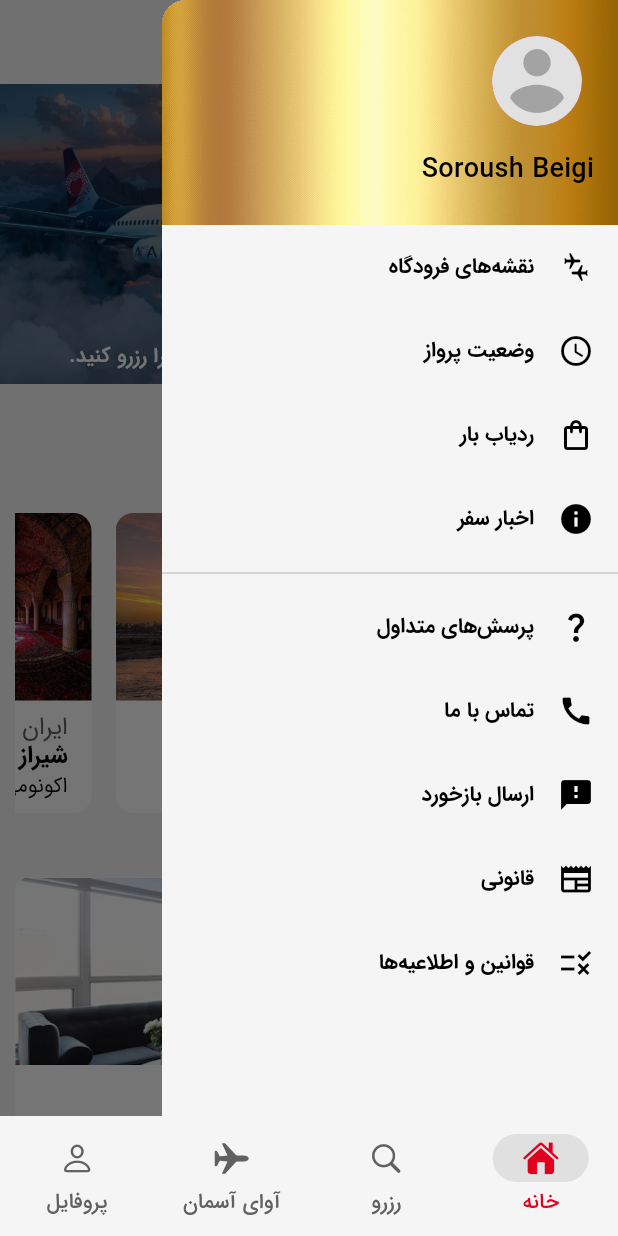
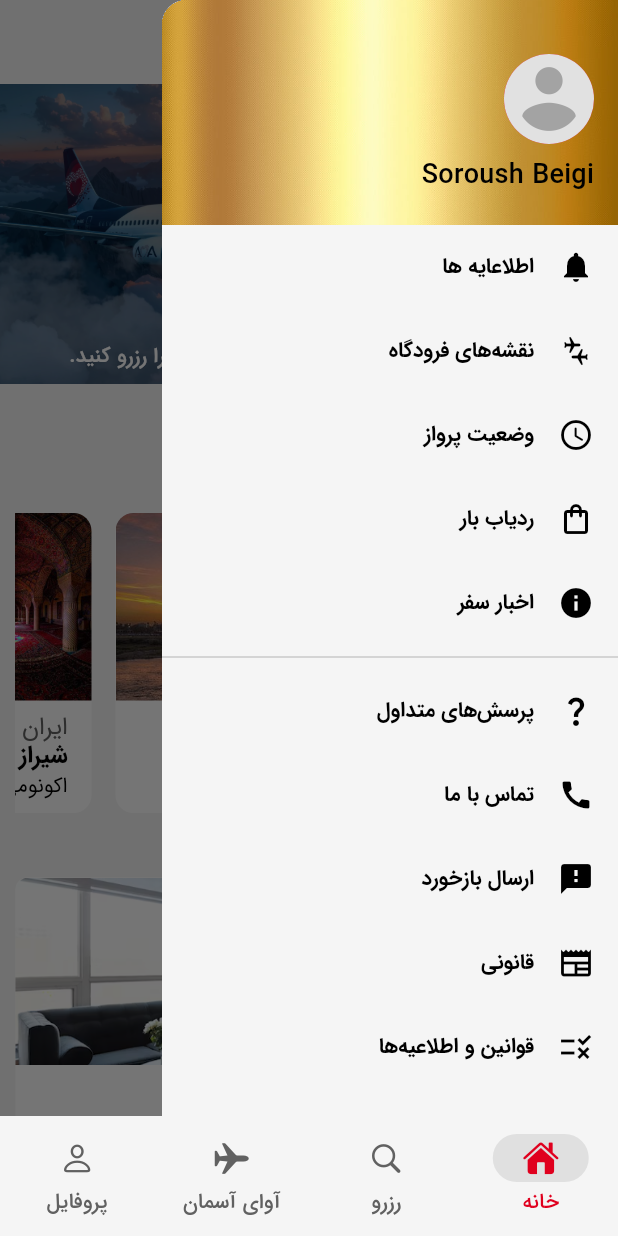
Before and after one commit to AmirhosseinSoleimani/ava_airline, a Flutter app: the screen it shows after launch, with the side drawer open, on a phone screen of 412 x 824 dp. Run offline on Flutter 3.47's test engine with Material 3 defaults, Android fonts, the light colour scheme and no system bars; drawn by our look-alikes of carousel_slider; our stand-ins replace equatable, flutter_bloc, flutter_spinkit, flutter_svg, flutter_typeahead, get_it and 4 more; missing offline and left inert: persian_datetime_picker; generated files the repository leaves out were written again.

Commit message:
#Notifications in drawer

```diff
--- a/lib/l10n/app_ar.arb
+++ b/lib/l10n/app_ar.arb
@@ -19,6 +19,7 @@
   "dining": "تناول الطعام",
   "hotels": "فنادق",
   "mashhad": "مشهد",
+  "notifications": "إشعارات",
   "airportMaps": "خرائط المطار",
   "flightStatus": "حالة الرحلة",
   "baggageTracker": "متعقب الأمتعة",
--- a/lib/l10n/app_en.arb
+++ b/lib/l10n/app_en.arb
@@ -19,6 +19,7 @@
   "dining": "Dining",
   "hotels": "Hotels",
   "mashhad": "Mashhad",
+  "notifications": "Notifications",
   "airportMaps": "Airport maps",
   "flightStatus": "Flight status",
   "baggageTracker": "Baggage tracker",
--- a/lib/l10n/app_fa.arb
+++ b/lib/l10n/app_fa.arb
@@ -19,6 +19,7 @@
   "dining": "پذیرایی",
   "hotels": "هتل‌ها",
   "mashhad": "مشهد",
+  "notifications": "اطلاعایه ها",
   "airportMaps": "نقشه‌های فرودگاه",
   "flightStatus": "وضعیت پرواز",
   "baggageTracker": "ردیاب بار",
--- a/lib/src/features/home/presentation/pages/mobile/home_page_mobile.dart
+++ b/lib/src/features/home/presentation/pages/mobile/home_page_mobile.dart
@@ -1,3 +1,4 @@
+import 'package:ava_airline/src/features/features.dart';
 import 'package:ava_airline/src/features/home/domain/entities/carousel_entity.dart';
 import 'package:ava_airline/src/features/home/domain/entities/city_entity.dart';
 import 'package:ava_airline/src/features/home/domain/entities/destination_entity.dart';
@@ -5,6 +6,7 @@ import 'package:ava_airline/src/features/home/domain/entities/feature_entity.dar
 import 'package:ava_airline/src/features/home/presentation/pages/mobile/widgets/carousel_card.dart';
 import 'package:ava_airline/src/features/home/presentation/pages/mobile/widgets/city_card.dart';
 import 'package:ava_airline/src/features/home/presentation/pages/mobile/widgets/destination_card.dart';
+import 'package:ava_airline/src/features/home/presentation/pages/mobile/widgets/drawer/notifications.dart';
 import 'package:ava_airline/src/features/home/presentation/pages/mobile/widgets/feature_card.dart';
 import 'package:carousel_slider/carousel_slider.dart';
 import 'package:flutter/material.dart';
@@ -117,7 +119,7 @@ class _HomePageMobileState extends State<HomePageMobile> {
           children: [
             Container(
               height: 150,
-              padding: const EdgeInsets.all(16),
+              padding: const EdgeInsets.only(top: 36, right: 16, left: 16),
               decoration: const BoxDecoration(
                 image: DecorationImage(
                   image: AssetImage(
@@ -130,12 +132,9 @@ class _HomePageMobileState extends State<HomePageMobile> {
                   mainAxisAlignment: MainAxisAlignment.start,
                   crossAxisAlignment: CrossAxisAlignment.start,
                   children: [
-                    const Padding(
-                      padding: EdgeInsets.all(8.0),
-                      child: CircleAvatar(
-                        backgroundImage: AssetImage('assets/image/avatar.png'),
-                        maxRadius: 30,
-                      ),
+                    CircleAvatar(
+                      backgroundImage: AssetImage('assets/image/avatar.png'),
+                      maxRadius: 30,
                     ),
                     const SizedBox(
                       height: 8,
@@ -143,6 +142,13 @@ class _HomePageMobileState extends State<HomePageMobile> {
                     Text('Soroush Beigi',
                         style: Theme.of(context).textTheme.titleMedium),
                   ]),
+            ),
+            ListTile(
+              title: Text(localization.notifications),
+              leading: const Icon(Icons.notifications),
+              onTap: () {
+                context.go(NotificationsPage.notificationsPagePath);
+              },
             ),
             ListTile(
               title: Text(localization.airportMaps),
--- a/lib/src/features/home/presentation/pages/web/components/header/widgets/navbar_items_widget.dart
+++ b/lib/src/features/home/presentation/pages/web/components/header/widgets/navbar_items_widget.dart
@@ -17,7 +17,7 @@ class NavbarItemsState extends State<NavbarItems> {
     "اطلاعات سفر",
     "در طول پرواز",
     "مقاصد پروازی",
-    "باشگاه مسافران ویژه"
+    "باشگاه آوای آسمان"
   ];
 
   @override
@@ -92,7 +92,7 @@ void showModalFromTop(BuildContext context, int? selectedIndex) {
       ]
     },
     {
-      "باشگاه مسافران ویژه": [
+      "باشگاه آوای آسمان": [
         'خرید بلیط',
         'پذیرش آنلاین',
         'استرداد بلیط',
--- a/lib/src/features/home/presentation/pages/web/home_page_web.dart
+++ b/lib/src/features/home/presentation/pages/web/home_page_web.dart
@@ -51,7 +51,7 @@ class _HomePageWebState extends State<HomePageWeb> {
       ]
     },
     {
-      "باشگاه مسافران ویژه": [
+      "باشگاه آوای آسمان": [
         'خرید بلیط',
         'پذیرش آنلاین',
         'استرداد بلیط',
--- a/lib/src/routes/app_routes.dart
+++ b/lib/src/routes/app_routes.dart
@@ -1,4 +1,5 @@
 import 'package:ava_airline/src/features/features.dart';
+import 'package:ava_airline/src/features/home/presentation/pages/mobile/widgets/drawer/notifications.dart';
 import 'package:flutter/foundation.dart';
 
 class Routes {
@@ -17,11 +18,21 @@ class Routes {
       initialLocation: kIsWeb? HomePage.homePagePath : SplashPage.splashPagePath,
       debugLogDiagnostics: true,
       routes: [
+        ///splash
         GoRoute(
           path: SplashPage.splashPagePath,
           name: SplashPage.splashPageName,
           builder: (context, state) => const SplashPage(),
         ),
+
+        ///notificdations
+        GoRoute(
+          path: NotificationsPage.notificationsPagePath,
+          name: NotificationsPage.notificationsPageName,
+          builder: (context, state) =>  NotificationsPage(),
+        ),
+
+        ///TABs
         StatefulShellRoute.indexedStack(
           builder: (context, state, navigationShell) {
             return BottomNavigationBarPage(navigationShell: navigationShell);
```
Also changed, not shown: lib/src/features/home/presentation/pages/mobile/widgets/drawer/notifications.dart (added, +117 -0 lines).
